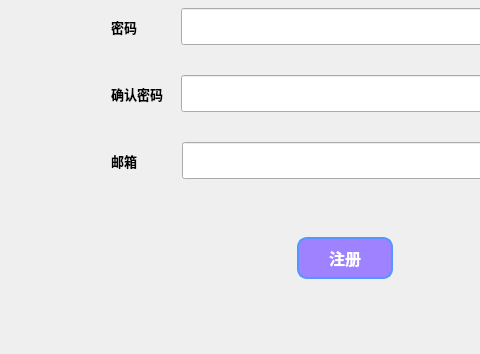
Above: InstantMessage/pages/RegisterDialog.ui from TivalM/Instant-Messaging before the change; both pictures show x 0 to 480 and y 194 to 548 of the 690 by 548 pixel window. Below: the same form after it.
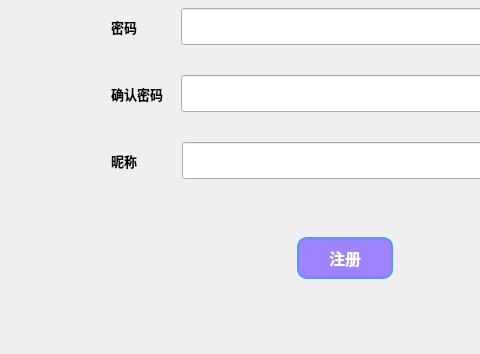
That is the form after the change.

Diff of the .ui file:
```diff
--- a/InstantMessage/pages/RegisterDialog.ui
+++ b/InstantMessage/pages/RegisterDialog.ui
@@ -213,7 +213,7 @@
         </font>
        </property>
        <property name="text">
-        <string>邮箱</string>
+        <string>昵称</string>
        </property>
       </widget>
      </item>
```
Left out of the diff: 2 changed lines with no effect on the pictures.
